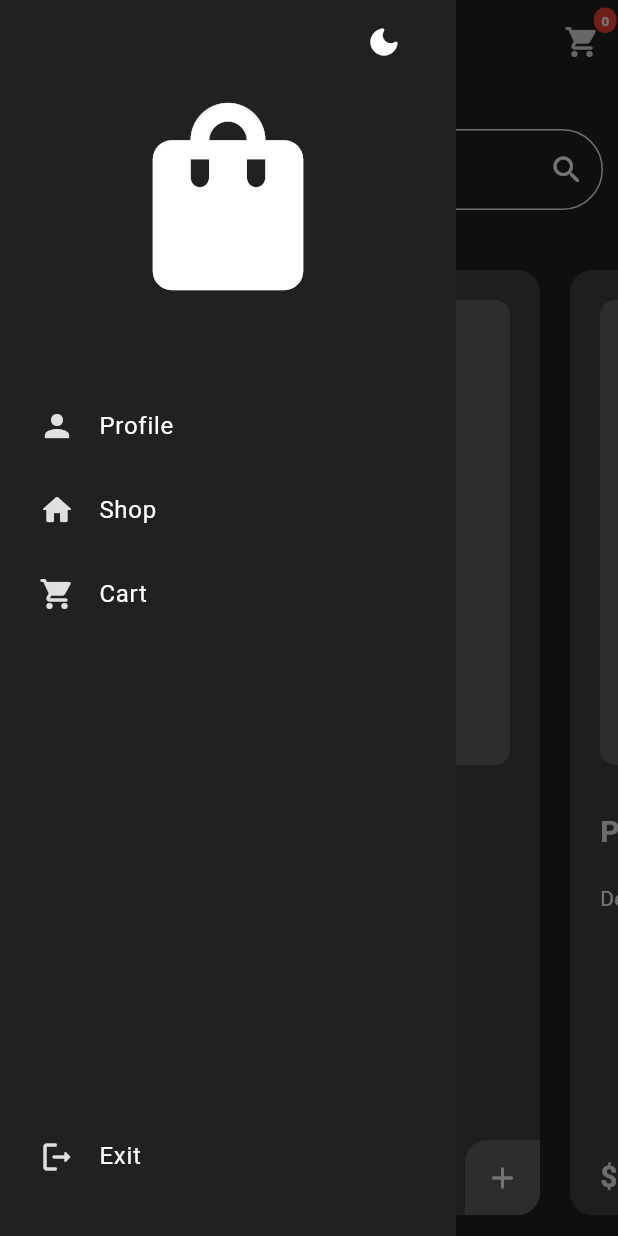
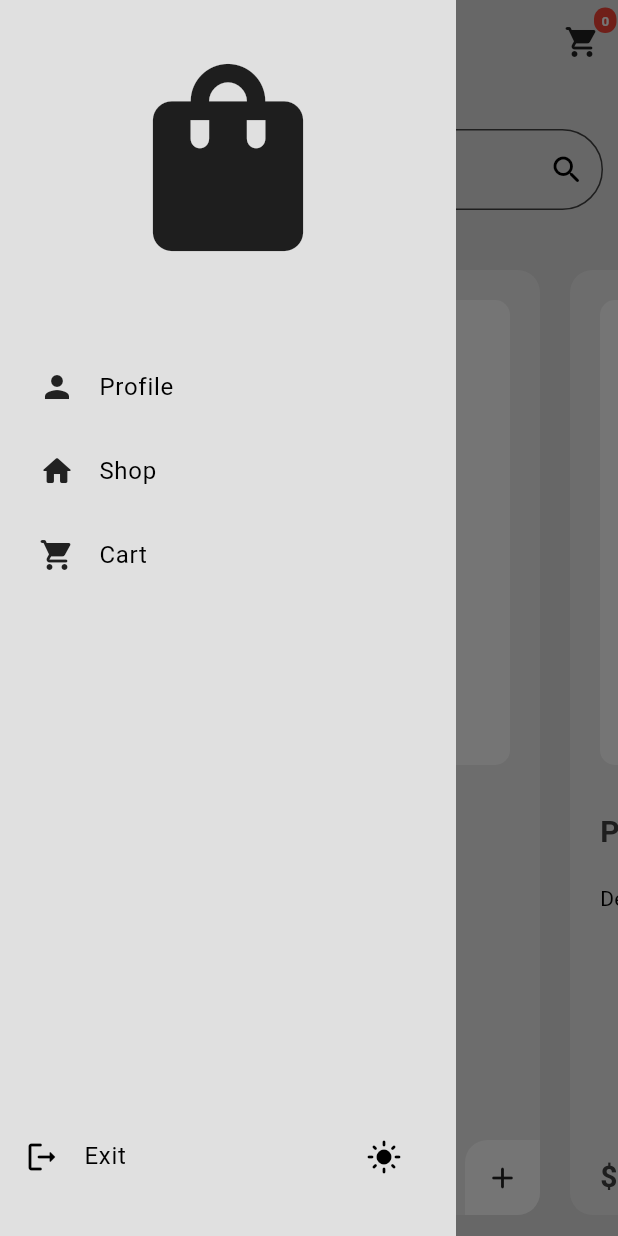
Before and after one commit to itsHuaan/Minimal-App, a Flutter app: the ShopPage screen opened by its route, with the side drawer open, on a phone screen of 412 x 824 dp. Run offline on Flutter 3.47's test engine with Material 3 defaults, Android fonts, the phone set to English and light mode, and no system bars.

Commit message:
dark mode toggle added

```diff
--- a/lib/components/my_drawer.dart
+++ b/lib/components/my_drawer.dart
@@ -1,25 +1,25 @@
 import 'package:flutter/material.dart';
 import 'package:minimal_shop/components/my_drawer_item.dart';
+import 'package:minimal_shop/themes/themes.dart';
+import 'package:provider/provider.dart';
 
 class MyDrawer extends StatelessWidget {
   const MyDrawer({super.key});
 
   @override
   Widget build(BuildContext context) {
+    final themeProvider = Provider.of<ThemeProvider>(context);
     return Drawer(
       shape: RoundedRectangleBorder(
         borderRadius: BorderRadius.circular(0.0),
       ),
       child: Column(
         children: [
-          ListTile(
-            trailing: IconButton(
-              onPressed: () {},
-              icon: const Icon(Icons.dark_mode_rounded),
+          Container(
+            padding: const EdgeInsets.only(
+              top: 30,
+              bottom: 50.0,
             ),
-          ),
-          Container(
-            padding: const EdgeInsets.only(bottom: 50.0),
             child: const Icon(
               Icons.shopping_bag_rounded,
               size: 150,
@@ -46,12 +46,18 @@ class MyDrawer extends StatelessWidget {
           const Spacer(),
           Padding(
             padding: const EdgeInsets.symmetric(vertical: 25.0),
-            child: MyDrawerItem(
-              text: "Exit",
-              icon: Icons.logout_rounded,
+            child: ListTile(
+              leading: const Icon(Icons.logout_rounded),
+              title: const Text("Exit"),
               onTap: () => Navigator.of(context).pushNamedAndRemoveUntil('/intro_page', (route) => false),
+              trailing: IconButton(
+                onPressed: () {
+                  themeProvider.changeTheme();
+                },
+                icon: Icon(themeProvider.isDarkMode ? Icons.dark_mode_rounded : Icons.light_mode_rounded),
+              ),
             ),
-          )
+          ),
         ],
       ),
     );
--- a/lib/pages/cart_page.dart
+++ b/lib/pages/cart_page.dart
@@ -60,7 +60,10 @@ class CartPage extends StatelessWidget {
                       const Spacer(),
                       IconButton(
                         onPressed: payButtonPressed,
-                        icon: const Icon(Icons.shopping_cart_checkout_rounded),
+                        icon: const Icon(
+                          Icons.shopping_cart_checkout_rounded,
+                          size: 30,
+                        ),
                       )
                     ],
                   ),
--- a/lib/themes/themes.dart
+++ b/lib/themes/themes.dart
@@ -1,5 +1,6 @@
 import 'package:flutter/material.dart';
 
+class ThemeProvider extends ChangeNotifier {
   ThemeData lightMode = ThemeData(
     colorScheme: ColorScheme.light(
       surface: Colors.grey.shade300,
@@ -19,3 +20,12 @@ ThemeData darkMode = ThemeData(
       inversePrimary: Colors.grey.shade200,
     ),
   );
+
+  bool isDarkMode = false;
+  ThemeData get currentTheme => isDarkMode ? darkMode : lightMode;
+
+  void changeTheme() {
+    isDarkMode = !isDarkMode;
+    notifyListeners();
+  }
+}
```
Also changed, not shown: lib/main.dart (+13 -5 lines). Lines whose indentation alone changed are shown as unchanged.
